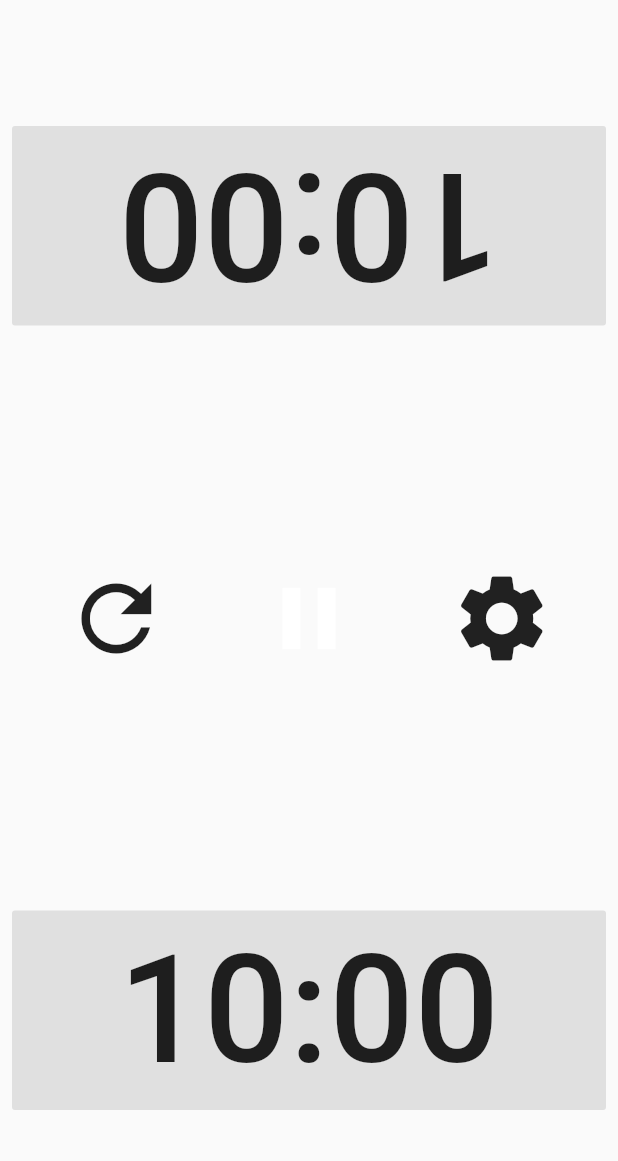
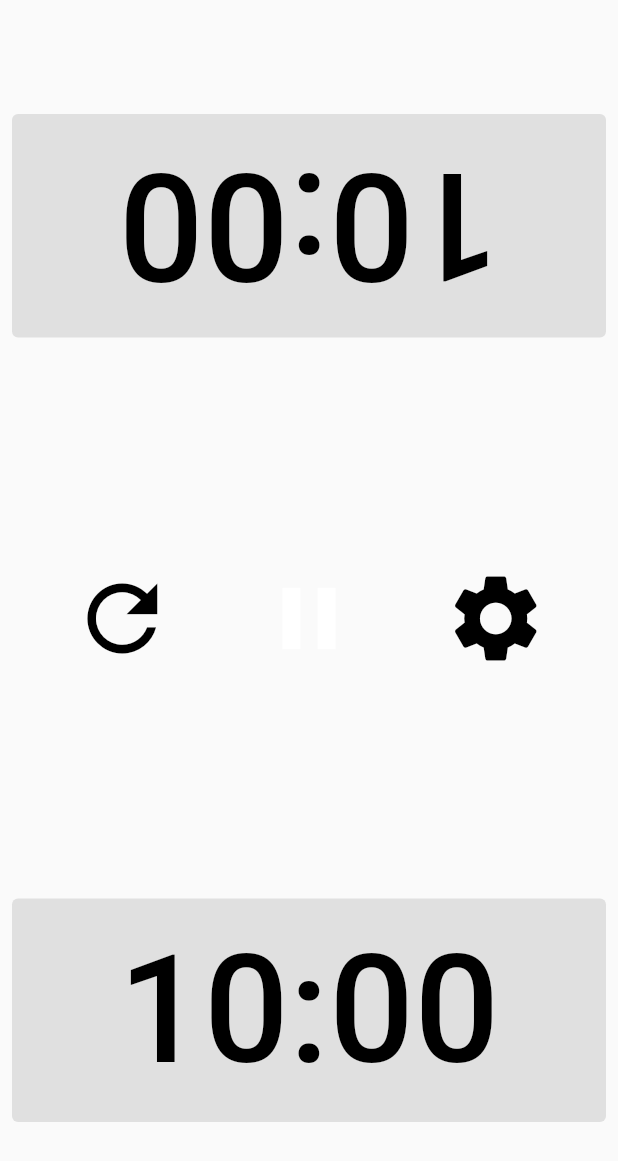
Before and after one commit to JFreakDK/chess_clock, a Flutter app: the screen it shows after launch, on a phone screen of 412 x 824 dp. Shown: the top 1161 px of the screen. Run offline on Flutter 3.47's test engine with Material 2 defaults, Android fonts, the phone set to English and light mode, and no system bars; our stand-ins replace shared_preferences.

Commit message:
Upgrade to flutter 2.0

```diff
--- a/lib/main.dart
+++ b/lib/main.dart
@@ -20,9 +20,7 @@ class ChessClock extends StatelessWidget {
         '/settings': (context) => Settings(),
       },
       title: 'Chess clock',
-      theme: ThemeData(
-        primarySwatch: Colors.blue,
-      ),
+      theme: ThemeData(),
     );
   }
 }
@@ -82,30 +80,42 @@ class _ChessClockHomePageState extends State<ChessClockHomePage> {
           children: <Widget>[
             RotatedBox(
               quarterTurns: 2,
-              child: _createButton(() => _player1TimeLeft, () => startTimer(player1, player2), player1),
+              child: _createButton(() => _player1TimeLeft,
+                  () => startTimer(player1, player2), player1),
             ),
             Row(
               mainAxisAlignment: MainAxisAlignment.spaceEvenly,
               children: <Widget>[
-                FlatButton(
-                  child: Icon(Icons.refresh, size: 70.0),
+                TextButton(
+                  child: Icon(
+                    Icons.refresh,
+                    size: 70.0,
+                    color: Colors.black,
+                  ),
                   onPressed: _reset,
                 ),
-                FlatButton(
+                TextButton(
                   child: Icon(
                     Icons.pause,
                     size: 70.0,
-                    color: (!player1.isRunning && !player2.isRunning) ? Colors.white : null,
+                    color: (!player1.isRunning && !player2.isRunning)
+                        ? Colors.white
+                        : Colors.black,
                   ),
                   onPressed: _stop,
                 ),
-                FlatButton(
-                  child: Icon(Icons.settings, size: 70.0),
+                TextButton(
+                  child: Icon(
+                    Icons.settings,
+                    size: 70.0,
+                    color: Colors.black,
+                  ),
                   onPressed: () => Navigator.pushNamed(context, '/settings'),
                 ),
               ],
             ),
-            _createButton(() => _player2TimeLeft, () => startTimer(player2, player1), player2),
+            _createButton(() => _player2TimeLeft,
+                () => startTimer(player2, player1), player2),
           ],
         ),
       ),
@@ -129,13 +139,19 @@ class _ChessClockHomePageState extends State<ChessClockHomePage> {
     });
   }
 
-  Widget _createButton(Duration Function() duration, VoidCallback onPressed, Stopwatch stopwatch) {
+  Widget _createButton(Duration Function() duration, VoidCallback onPressed,
+      Stopwatch stopwatch) {
     return ConstrainedBox(
       constraints: const BoxConstraints(minWidth: double.infinity),
       child: Padding(
         padding: const EdgeInsets.all(8.0),
-        child: FlatButton(
-          color: stopwatch.isRunning ? Colors.orange : Colors.grey.shade300,
+        child: TextButton(
+          style: ButtonStyle(
+            backgroundColor: stopwatch.isRunning
+                ? MaterialStateProperty.all<Color>(Colors.orange)
+                : MaterialStateProperty.all<Color>(Colors.grey.shade300),
+            foregroundColor: MaterialStateProperty.all<Color>(Colors.black),
+          ),
           onPressed: onPressed,
           child: Padding(
             padding: const EdgeInsets.all(8.0),
@@ -175,7 +191,8 @@ class _ChessClockHomePageState extends State<ChessClockHomePage> {
   void tick(Timer timer) {
     setState(() {
       updateTimeLeft();
-      if (_timeElapsed(_durationPlayer1, player1) || _timeElapsed(_durationPlayer2, player2)) {
+      if (_timeElapsed(_durationPlayer1, player1) ||
+          _timeElapsed(_durationPlayer2, player2)) {
         player2.stop();
         player1.stop();
         _timer.cancel();
@@ -186,14 +203,17 @@ class _ChessClockHomePageState extends State<ChessClockHomePage> {
 
   void updateTimeLeft() {
     if (player1.isRunning) {
-      _updateTimeLeft(_durationPlayer1, player1, (duration) => _player1TimeLeft = duration);
+      _updateTimeLeft(
+          _durationPlayer1, player1, (duration) => _player1TimeLeft = duration);
     }
     if (player2.isRunning) {
-      _updateTimeLeft(_durationPlayer2, player2, (duration) => _player2TimeLeft = duration);
+      _updateTimeLeft(
+          _durationPlayer2, player2, (duration) => _player2TimeLeft = duration);
     }
   }
 
-  void _updateTimeLeft(Duration duration, Stopwatch stopwatch, Function(Duration duration) updateDuration) {
+  void _updateTimeLeft(Duration duration, Stopwatch stopwatch,
+      Function(Duration duration) updateDuration) {
     var diff = (duration.inMilliseconds ?? 0) - stopwatch.elapsedMilliseconds;
     updateDuration(Duration(milliseconds: diff));
   }
--- a/lib/settings.dart
+++ b/lib/settings.dart
@@ -82,7 +82,7 @@ class _SettingsState extends State<Settings> {
           ),
           ConstrainedBox(
             constraints: const BoxConstraints(minWidth: double.infinity),
-            child: FlatButton(
+            child: TextButton(
               onPressed: () async {
                 SharedPreferences sharedPreferences = await SharedPreferences.getInstance();
                 await sharedPreferences.setInt('player1Hour', _player1Hours);
@@ -94,8 +94,8 @@ class _SettingsState extends State<Settings> {
                 Navigator.pop(context);
               },
               child: const Text('Save', style: TextStyle(fontSize: 20)),
-              color: Colors.blue,
-              textColor: Colors.white,
+              //style: ButtonStyle(textStyle: MaterialStateProperty.all<TextStyle>(TextStyle(color: Colors.white)),
+              //  foregroundColor:  MaterialStateProperty.all<Color>(Colors.blue),),
             ),
           ),
         ],
```
Also changed, not shown: lib/time_field.dart (+8 -6 lines), pubspec.yaml (+3 -4 lines), pubspec.lock, 15 other files.
